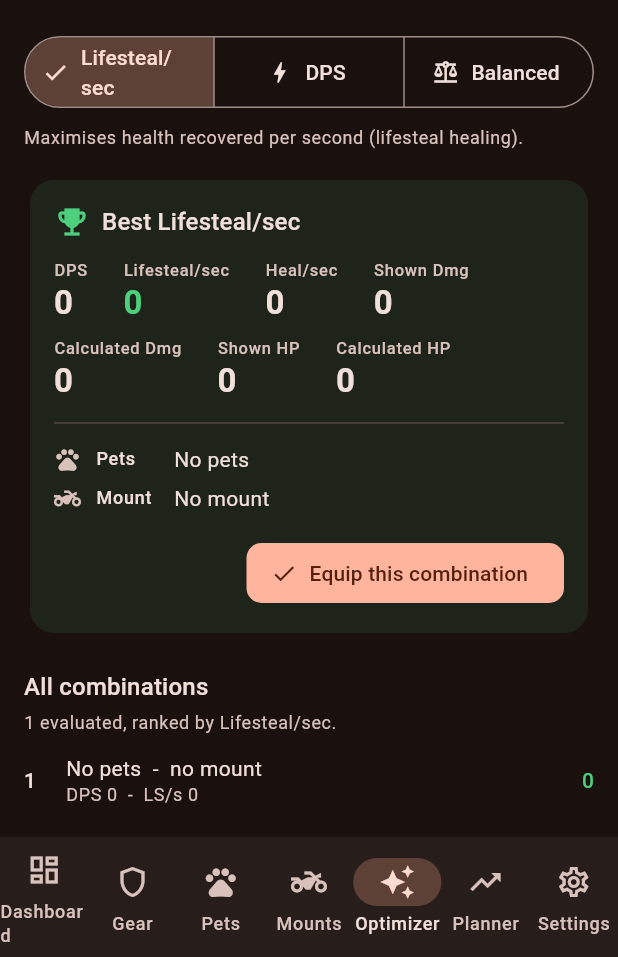
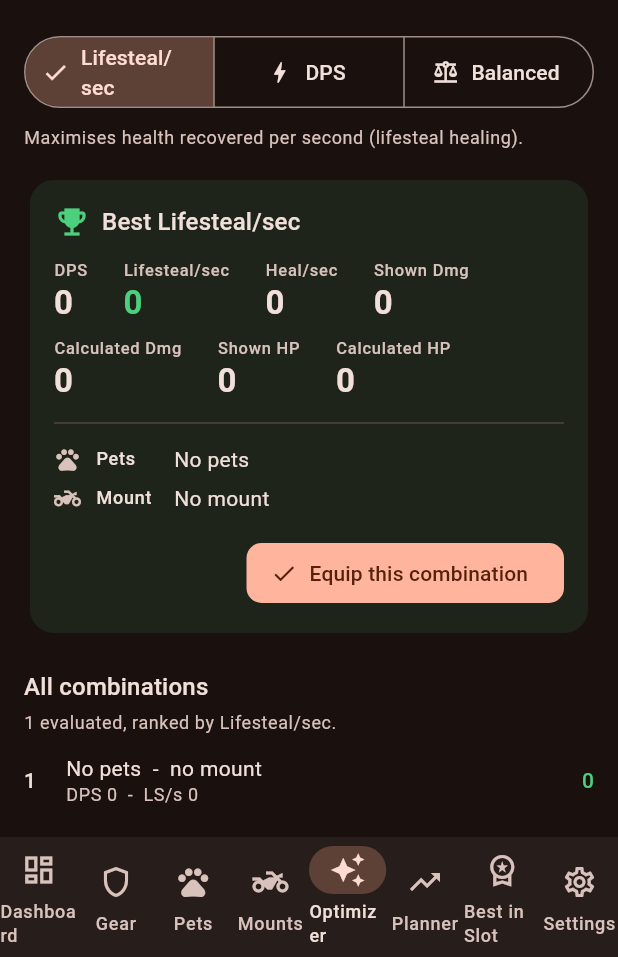
Before and after one commit to athoschiari/forge-master-calculator, a Flutter app: the screen it shows after launch, item 5 of the bottom bar chosen, scrolled down 178 dp, after a tap on "Lifesteal/sec", on a phone screen of 412 x 824 dp, the part 279-1236 px from its top. Run offline on Flutter 3.47's test engine with Material 3 defaults, Android fonts, the phone set to English and light mode, and no system bars; our stand-ins replace file_picker, shared_preferences, web; missing offline and left inert: dart:js_interop, excel.

Commit message:
Give best-in-slot its own screen; fix JSON export on web
Best in Slot moves out of the Gear tab into its own screen: it can now
target DPS, Lifesteal/sec, or Balanced (not just Lifesteal/sec), and
equipped pets/mount can each be toggled out of the calculation instead
of always counting toward it.

Also fixes JSON export being silently broken on web: file_picker's
saveFile() throws UnimplementedError on every browser (it never got a
web implementation), so web now downloads the backup directly via a
Blob/anchor helper (lib/utils/file_export*.dart) instead of going
through the picker.

Co-Authored-By: Claude Sonnet 5 <noreply@anthropic.com>

```diff
--- a/lib/main.dart
+++ b/lib/main.dart
@@ -2,6 +2,7 @@ import 'package:flutter/material.dart';
 import 'package:provider/provider.dart';
 
 import 'repository/storage.dart';
+import 'screens/best_in_slot_screen.dart';
 import 'screens/dashboard.dart';
 import 'screens/gear_screen.dart';
 import 'screens/mounts_screen.dart';
@@ -68,6 +69,8 @@ class _HomeShellState extends State<HomeShell> {
     _Destination('Mounts', Icons.two_wheeler_outlined, Icons.two_wheeler),
     _Destination('Optimizer', Icons.auto_awesome_outlined, Icons.auto_awesome),
     _Destination('Planner', Icons.trending_up_outlined, Icons.trending_up),
+    _Destination('Best in Slot', Icons.workspace_premium_outlined,
+        Icons.workspace_premium),
     _Destination('Settings', Icons.settings_outlined, Icons.settings),
   ];
 
@@ -82,6 +85,7 @@ class _HomeShellState extends State<HomeShell> {
       const MountsScreen(),
       const OptimizerScreen(),
       const PlannerScreen(),
+      const BestInSlotScreen(),
       const SettingsScreen(),
     ];
     final body = IndexedStack(index: _index, children: screens);
--- /dev/null
+++ b/lib/screens/best_in_slot_screen.dart
@@ -0,0 +1,162 @@
+import 'package:flutter/material.dart';
+import 'package:provider/provider.dart';
+
+import '../models/enums.dart';
+import '../state/app_state.dart';
+import '../utils/formatting.dart';
+import '../widgets/build_summary_banner.dart';
+
+/// Answers "what's my ceiling for a chosen objective if my gear substats were
+/// ideal?" Every gear piece's main stats stay exactly as equipped; pets and
+/// mount can be toggled in or out of the calculation. The search itself
+/// lives in `engine/best_in_slot.dart` - this screen just presents it.
+class BestInSlotScreen extends StatefulWidget {
+  const BestInSlotScreen({super.key});
+
+  @override
+  State<BestInSlotScreen> createState() => _BestInSlotScreenState();
+}
+
+class _BestInSlotScreenState extends State<BestInSlotScreen> {
+  OptimizationMode _mode = OptimizationMode.balanced;
+  bool _includePets = true;
+  bool _includeMount = true;
+
+  @override
+  Widget build(BuildContext context) {
+    final state = context.watch<AppState>();
+    final theme = Theme.of(context);
+    final result = state.bestInSlot(
+      mode: _mode,
+      includePets: _includePets,
+      includeMount: _includeMount,
+    );
+
+    return ListView(
+      padding: const EdgeInsets.all(16),
+      children: [
+        Text('Best in Slot', style: theme.textTheme.headlineSmall),
+        const SizedBox(height: 4),
+        Text(
+          "Highest ${_mode.shortLabel} achievable if every gear piece's "
+          'existing substat slots rolled the ideal type at its maximum '
+          'value. Main stats stay as they are now.',
+          style: theme.textTheme.bodyMedium?.copyWith(
+            color: theme.colorScheme.onSurfaceVariant,
+          ),
+        ),
+        const SizedBox(height: 16),
+        BuildSummaryBanner(
+          result: state.currentBuild,
+          pets: state.equippedPets,
+          mount: state.equippedMount,
+          proposed: result.totalSlots == 0 ? null : result.build,
+        ),
+        const SizedBox(height: 16),
+        Card(
+          child: Padding(
+            padding: const EdgeInsets.all(16),
+            child: Column(
+              crossAxisAlignment: CrossAxisAlignment.start,
+              children: [
+                Text('Objective', style: theme.textTheme.titleMedium),
+                const SizedBox(height: 12),
+                SegmentedButton<OptimizationMode>(
+                  segments: const [
+                    ButtonSegment(
+                      value: OptimizationMode.lifestealPerSecond,
+                      label: Text('Lifesteal/sec'),
+                      icon: Icon(Icons.favorite),
+                    ),
+                    ButtonSegment(
+                      value: OptimizationMode.dps,
+                      label: Text('DPS'),
+                      icon: Icon(Icons.bolt),
+                    ),
+                    ButtonSegment(
+                      value: OptimizationMode.balanced,
+                      label: Text('Balanced'),
+                      icon: Icon(Icons.balance),
+                    ),
+                  ],
+                  selected: {_mode},
+                  onSelectionChanged: (s) => setState(() => _mode = s.first),
+                ),
+                const SizedBox(height: 4),
+                Text(
+                  _mode.description,
+                  style: theme.textTheme.bodySmall?.copyWith(
+                    color: theme.colorScheme.onSurfaceVariant,
+                  ),
+                ),
+                const SizedBox(height: 8),
+                SwitchListTile(
+                  contentPadding: EdgeInsets.zero,
+                  title: const Text('Include equipped pets'),
+                  subtitle:
+                      const Text("Count your pets' stats toward the result"),
+                  value: _includePets,
+                  onChanged: (v) => setState(() => _includePets = v),
+                ),
+                SwitchListTile(
+                  contentPadding: EdgeInsets.zero,
+                  title: const Text('Include equipped mount'),
+                  subtitle:
+                      const Text("Count your mount's stats toward the result"),
+                  value: _includeMount,
+                  onChanged: (v) => setState(() => _includeMount = v),
+                ),
+              ],
+            ),
+          ),
+        ),
+        const SizedBox(height: 16),
+        if (result.totalSlots == 0)
+          Card(
+            child: Padding(
+              padding: const EdgeInsets.all(16),
+              child: Text(
+                "None of your gear has any substats rolled yet, so there's "
+                'nothing to optimise.',
+                style: theme.textTheme.bodyMedium,
+              ),
+            ),
+          )
+        else
+          Card(
+            child: Padding(
+              padding: const EdgeInsets.all(16),
+              child: Column(
+                crossAxisAlignment: CrossAxisAlignment.start,
+                children: [
+                  Text('Ideal gear substat spread',
+                      style: theme.textTheme.titleMedium),
+                  const SizedBox(height: 4),
+                  Text(
+                    '${result.totalSlots} substat slot(s) across your current gear.',
+                    style: theme.textTheme.bodySmall?.copyWith(
+                      color: theme.colorScheme.onSurfaceVariant,
+                    ),
+                  ),
+                  const SizedBox(height: 12),
+                  Wrap(
+                    spacing: 8,
+                    runSpacing: 8,
+                    children: [
+                      for (final a in result.allocations)
+                        Chip(
+                          label: Text(
+                            '${a.type.label} x${a.count} '
+                            '(${formatStatValue(a.type, a.totalValue)})',
+                          ),
+                        ),
+                    ],
+                  ),
+                ],
+              ),
+            ),
+          ),
+      ],
+    );
+  }
+}
--- a/lib/screens/gear_screen.dart
+++ b/lib/screens/gear_screen.dart
@@ -5,7 +5,6 @@ import '../models/enums.dart';
 import '../models/gear.dart';
 import '../models/stats.dart';
 import '../state/app_state.dart';
-import '../widgets/build_summary_banner.dart';
 import '../widgets/gear_card.dart';
 import '../widgets/number_field.dart';
 import '../widgets/searchable_dropdown.dart';
@@ -24,7 +23,6 @@ class GearScreen extends StatelessWidget {
     final theme = Theme.of(context);
     final width = MediaQuery.of(context).size.width;
     final columns = width > 1300 ? 3 : (width > 900 ? 2 : 1);
-    final bestInSlot = state.bestInSlotForLifesteal();
 
     return ListView(
       padding: const EdgeInsets.all(16),
@@ -39,23 +37,6 @@ class GearScreen extends StatelessWidget {
               label: const Text('Compare candidate'),
             ),
           ],
-        ),
-        const SizedBox(height: 16),
-        BuildSummaryBanner(
-          result: state.currentBuild,
-          pets: state.equippedPets,
-          mount: state.equippedMount,
-          proposed: bestInSlot.totalSlots == 0 ? null : bestInSlot.build,
-        ),
-        const SizedBox(height: 8),
-        Text(
-          'Best-in-slot ceiling: the highest Lifesteal/sec possible if every '
-          'gear piece\'s existing substat slots rolled the ideal type at its '
-          'maximum value, keeping pets, mount and main stats as they are now. '
-          'Open the (i) above for the full comparison.',
-          style: theme.textTheme.bodySmall?.copyWith(
-            color: theme.colorScheme.onSurfaceVariant,
-          ),
         ),
         const SizedBox(height: 16),
         GridView.count(
--- a/pubspec.yaml
+++ b/pubspec.yaml
@@ -14,6 +14,7 @@ dependencies:
   shared_preferences: ^2.2.3
   excel: ^4.0.0
   file_picker: ^8.0.0
+  web: ^1.1.0
 
 dev_dependencies:
   flutter_test:
```
Also changed, not shown: lib/engine/best_in_slot.dart (+44 -18 lines), lib/screens/settings_screen.dart (+15 -4 lines), lib/state/app_state.dart (+12 -5 lines), lib/utils/file_export.dart (added, +16 -0 lines), lib/utils/file_export_stub.dart (added, +8 -0 lines), lib/utils/file_export_web.dart (added, +20 -0 lines), lib/widgets/build_summary_banner.dart (+5 -5 lines), pubspec.lock, 3 other files.
